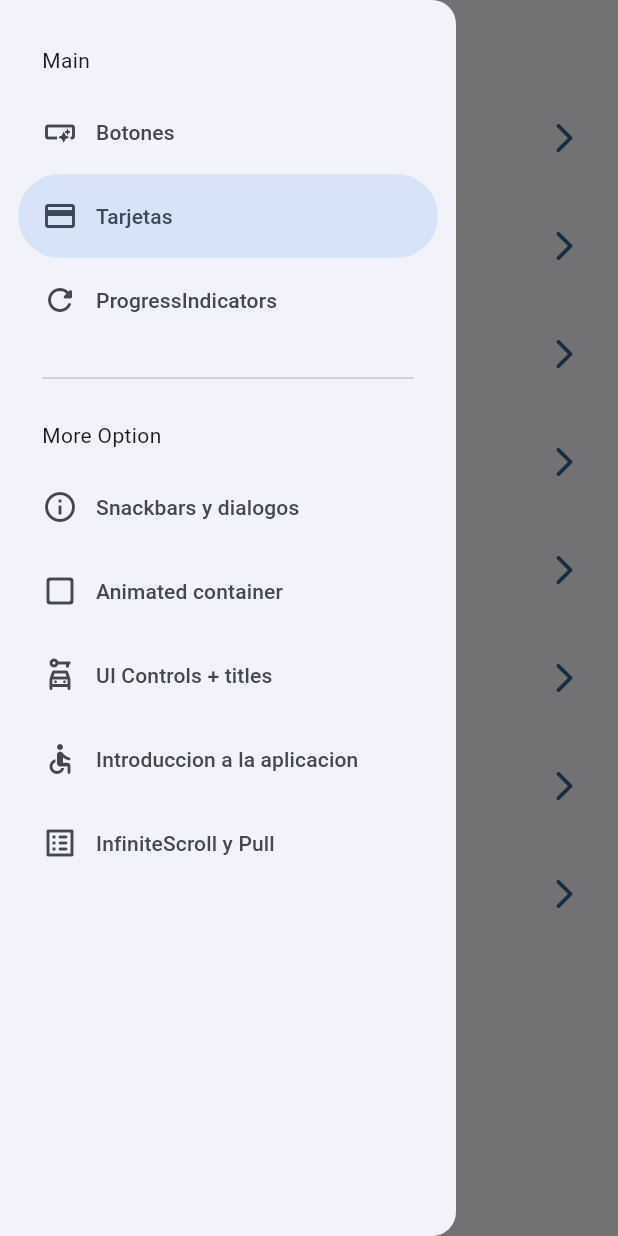
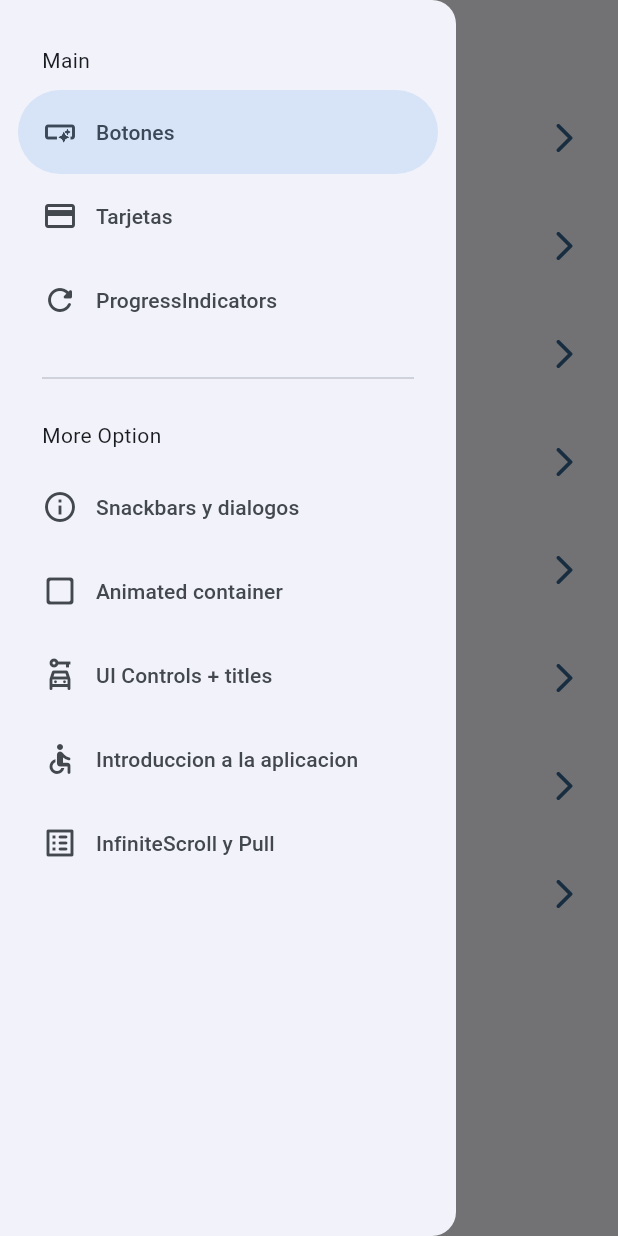
Before and after one commit to edisondavidcode/widgets_app_flutter, a Flutter app: the screen it shows after launch, with the side drawer open, on a phone screen of 412 x 824 dp. Run offline on Flutter 3.47's test engine with Material 3 defaults, Android fonts, the phone set to English and light mode, and no system bars; our stand-ins replace animate_do, go_router.

Commit message:
Navegar desde el menú

```diff
--- a/lib/presentation/screens/home/home_screen.dart
+++ b/lib/presentation/screens/home/home_screen.dart
@@ -1,7 +1,7 @@
 import 'package:flutter/material.dart';
 import 'package:go_router/go_router.dart';
 import 'package:widgets_app_flutter/config/menu/menu_items.dart';
-import 'package:widgets_app_flutter/presentation/widgets/side_meu.dart';
+import 'package:widgets_app_flutter/presentation/widgets/side_menu.dart';
 
 class HomeScreen extends StatelessWidget {
   static const String name = 'home_screen';
@@ -9,12 +9,14 @@ class HomeScreen extends StatelessWidget {
   const HomeScreen({super.key});
   @override
   Widget build(BuildContext context) {
+    final scaffoldKey = GlobalKey<ScaffoldState>();
     return Scaffold(
+      key: scaffoldKey,
       appBar: AppBar(
         title: const Text('Flutter + Material 3'),
       ),
       body: _HomeView(),
-      drawer: const SideMenu(),
+      drawer: SideMenu(scaffoldKey: scaffoldKey),
     );
   }
 }
--- a/lib/presentation/widgets/side_meu.dart
+++ b/lib/presentation/widgets/side_menu.dart
@@ -1,15 +1,18 @@
 import 'package:flutter/material.dart';
+import 'package:go_router/go_router.dart';
 import 'package:widgets_app_flutter/config/menu/menu_items.dart';
 
 class SideMenu extends StatefulWidget {
-  const SideMenu({super.key});
+  final GlobalKey<ScaffoldState> scaffoldKey;
+
+  const SideMenu({super.key, required this.scaffoldKey});
 
   @override
   State<SideMenu> createState() => _SideMenuState();
 }
 
 class _SideMenuState extends State<SideMenu> {
-  int navDrawerIndex = 1;
+  int navDrawerIndex = 0;
 
   @override
   Widget build(BuildContext context) {
@@ -20,6 +23,10 @@ class _SideMenuState extends State<SideMenu> {
         setState(() {
           navDrawerIndex = value;
         });
+
+        final menuItems = appMenuItems[value];
+        context.push(menuItems.link);
+        widget.scaffoldKey.currentState?.closeDrawer();
       },
       children: [
         Padding(
```
